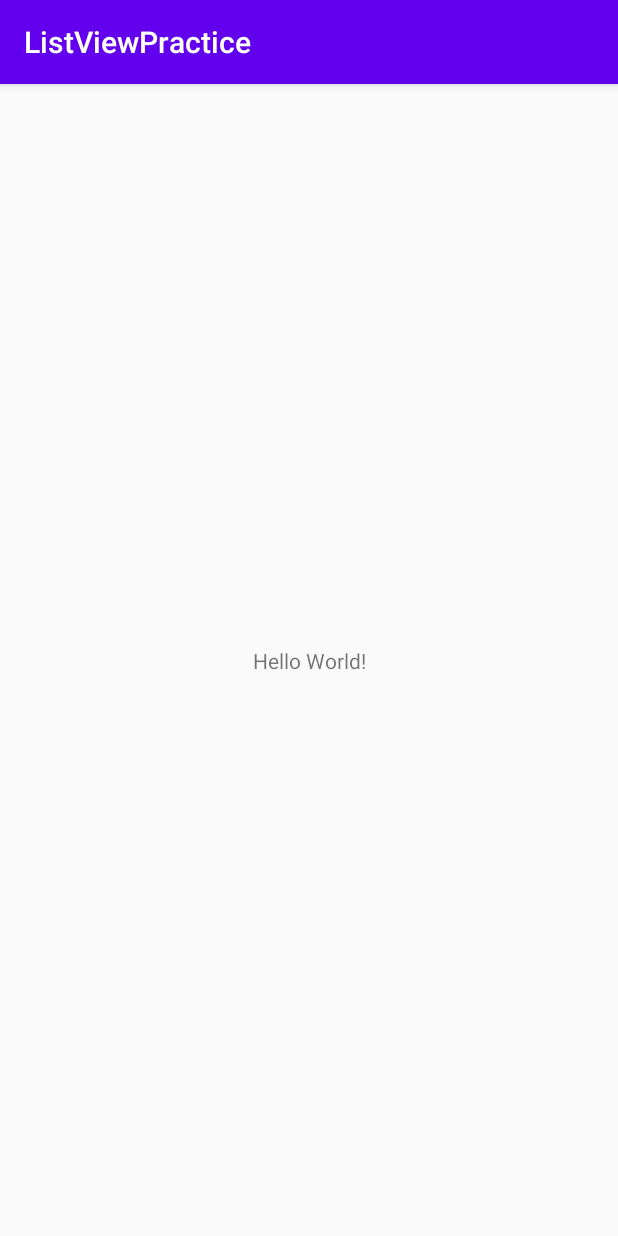
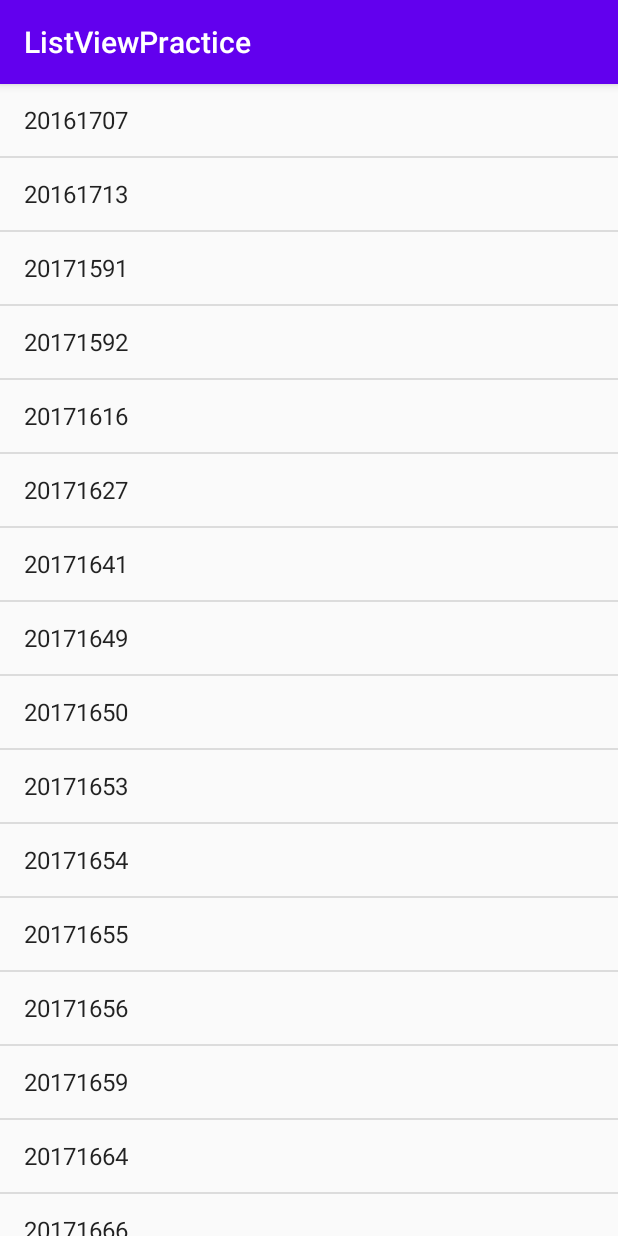
Before and after one commit to Aplxobsidian/ListViewPractice, an Android app: the screen it shows after launch (MainActivity), on a phone screen of 412 x 824 dp. Run offline under Robolectric (Android 15) with nearby library versions, the phone set to English and light mode, and no system bars.

Commit message:
Commit 2

```diff
--- a/app/src/main/java/lzk/com/example/listviewpractice/MainActivity.java
+++ b/app/src/main/java/lzk/com/example/listviewpractice/MainActivity.java
@@ -3,12 +3,83 @@ package lzk.com.example.listviewpractice;
 import androidx.appcompat.app.AppCompatActivity;
 
 import android.os.Bundle;
+import android.view.View;
+import android.widget.AdapterView;
+import android.widget.ArrayAdapter;
+import android.widget.ListView;
+
+import java.util.ArrayList;
+import java.util.List;
 
 public class MainActivity extends AppCompatActivity {
+
+    ListView listview;
+
+
+
+
 
     @Override
     protected void onCreate(Bundle savedInstanceState) {
         super.onCreate(savedInstanceState);
         setContentView(R.layout.activity_main);
+
+        listview = findViewById(R.id.stulistview);
+
+        ArrayList<String> arrayList = new ArrayList<>();
+        arrayList.add("20161707");
+        arrayList.add("20161713");
+        arrayList.add("20171591");
+        arrayList.add("20171592");
+        arrayList.add("20171616");
+        arrayList.add("20171627");
+        arrayList.add("20171641");
+        arrayList.add("20171649");
+        arrayList.add("20171650");
+        arrayList.add("20171653");
+        arrayList.add("20171654");
+        arrayList.add("20171655");
+        arrayList.add("20171656");
+        arrayList.add("20171659");
+        arrayList.add("20171664");
+        arrayList.add("20171666");
+        arrayList.add("20171667");
+        arrayList.add("20171668");
+        arrayList.add("20171669");arrayList.add("20171670");arrayList.add("20171679");arrayList.add("20171688");
+        arrayList.add("20171697");
+        arrayList.add("20171705");
+        arrayList.add("20171707");
+        arrayList.add("20171714");
+        arrayList.add("20171717");
+        arrayList.add("20171731");
+        arrayList.add("20171742");
+        arrayList.add("20175064");
+        arrayList.add("20175980");
+        arrayList.add("20175990");
+
+        ArrayAdapter arradpt = new ArrayAdapter(this,android.R.layout.simple_list_item_1,arrayList);
+        listview.setAdapter(arradpt);
+
+
+        listview.setOnItemClickListener(new AdapterView.OnItemClickListener() {
+            @Override
+            public void onItemClick(AdapterView<?> parent, View view, int position, long id) {
+
+            }
+        });
+
+
     }
+
+
+
+
+
+
+
+
+
+
+
+
 }
--- a/app/src/main/res/layout/activity_main.xml
+++ b/app/src/main/res/layout/activity_main.xml
@@ -1,18 +1,13 @@
 <?xml version="1.0" encoding="utf-8"?>
-<androidx.constraintlayout.widget.ConstraintLayout xmlns:android="http://schemas.android.com/apk/res/android"
-    xmlns:app="http://schemas.android.com/apk/res-auto"
+<RelativeLayout xmlns:android="http://schemas.android.com/apk/res/android"
     xmlns:tools="http://schemas.android.com/tools"
     android:layout_width="match_parent"
     android:layout_height="match_parent"
     tools:context=".MainActivity">
 
-    <TextView
-        android:layout_width="wrap_content"
-        android:layout_height="wrap_content"
-        android:text="Hello World!"
-        app:layout_constraintBottom_toBottomOf="parent"
-        app:layout_constraintLeft_toLeftOf="parent"
-        app:layout_constraintRight_toRightOf="parent"
-        app:layout_constraintTop_toTopOf="parent" />
 
-</androidx.constraintlayout.widget.ConstraintLayout>
+    <ListView
+        android:id="@+id/stulistview"
+        android:layout_width="match_parent"
+        android:layout_height="match_parent" />
+</RelativeLayout>
--- a/app/src/main/res/values/strings.xml
+++ b/app/src/main/res/values/strings.xml
@@ -1,3 +1,4 @@
 <resources>
     <string name="app_name">ListViewPractice</string>
+    <string name="lorem">Lorem ipsum dolor sit amet, consectetur adipiscing elit. Vivamus rhoncus lectus magna, dapibus eleifend risus congue ac. Integer massa sem, feugiat a erat at, accumsan tristique nulla. Morbi pharetra ante nunc, quis scelerisque ligula lobortis id. Duis dui sapien, commodo ut pretium sed, sagittis non purus. Etiam condimentum sed lorem id vehicula. Cras sollicitudin varius imperdiet. Curabitur rhoncus, metus a varius vehicula, ipsum est pretium odio, at tincidunt diam orci ac augue. Sed tincidunt egestas ex in fermentum.</string>
 </resources>
```
Also changed, not shown: app/src/main/res/layout/item.xml (+22 -4 lines), app/src/main/res/layout/openinfo.xml (+17 -4 lines).
